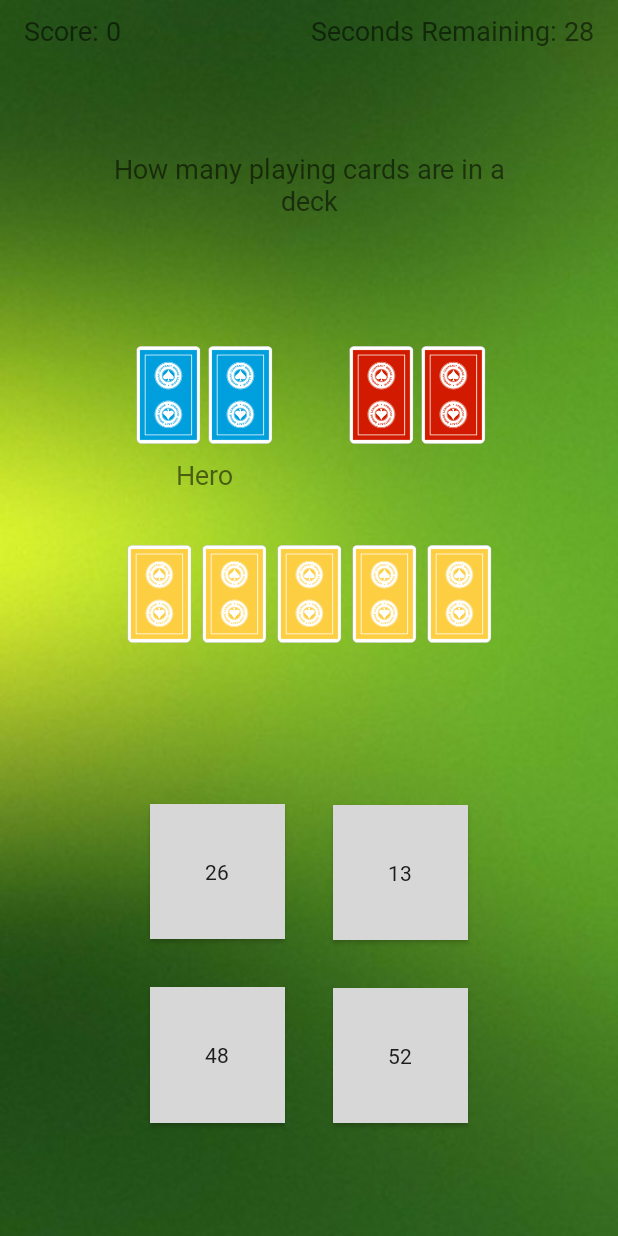
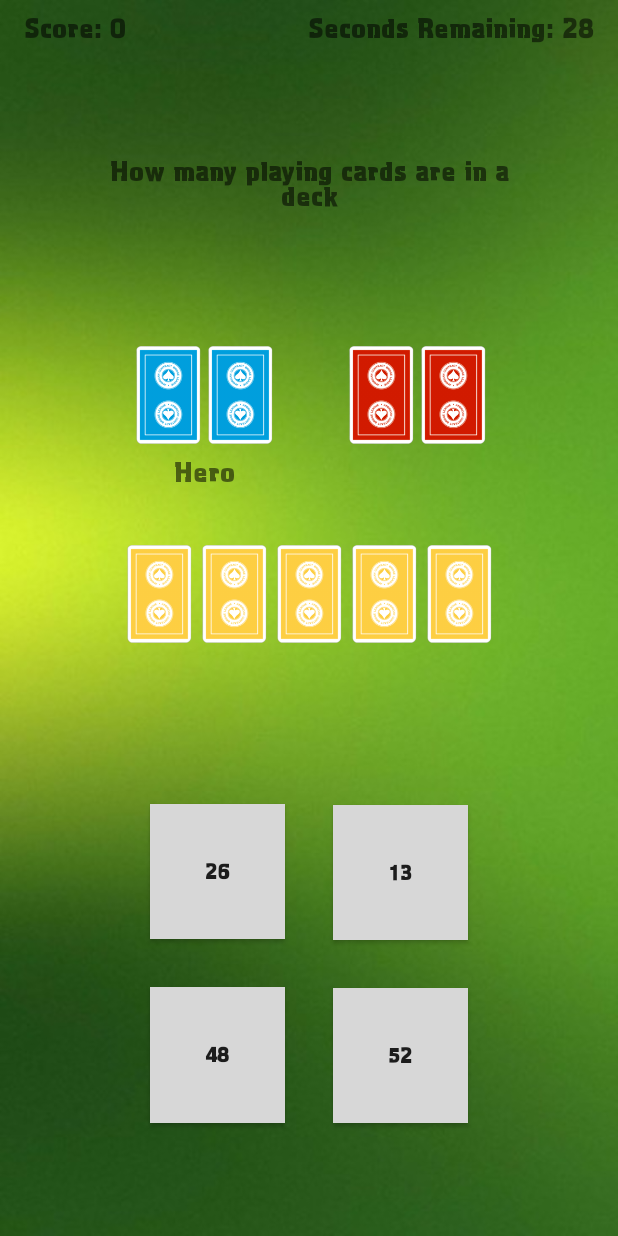
Before and after one commit to ericreinke/PokerQuizzer, an Android app: the PlayActivity screen opened directly, with no data from a screen before it, on a phone screen of 412 x 824 dp. Run offline under Robolectric (Android 15) with nearby library versions, the phone set to English and light mode, and no system bars.

Commit message:
Added game over dialog

```diff
--- a/app/src/main/java/com/example/ericr/pokerquizzer/MainActivity.java
+++ b/app/src/main/java/com/example/ericr/pokerquizzer/MainActivity.java
@@ -33,7 +33,7 @@ public class MainActivity extends AppCompatActivity {
         return;
     }
     public void backButtonOverride(){
-        AlertDialog alertDialog = new AlertDialog.Builder(MainActivity.this).create();
+        AlertDialog alertDialog = new AlertDialog.Builder(MainActivity.this,R.style.AlertDialogStyleNeutral).create();
         alertDialog.setTitle("Quit?");
         alertDialog.setButton(AlertDialog.BUTTON_POSITIVE, "Ok",
             new DialogInterface.OnClickListener() {
--- a/app/src/main/res/layout/activity_main.xml
+++ b/app/src/main/res/layout/activity_main.xml
@@ -10,13 +10,14 @@
 
     <TextView
         android:id="@+id/titleTextView"
-        android:layout_width="wrap_content"
+        android:layout_width="236dp"
         android:layout_height="wrap_content"
         android:layout_marginBottom="8dp"
         android:layout_marginTop="8dp"
         android:text="Poker Quizzer"
         android:textSize="30sp"
         android:textStyle="bold|italic"
+        android:gravity="center"
         app:fontFamily="@font/aquariusno8cg"
         app:layout_constraintBottom_toTopOf="@+id/playGameBtn"
         app:layout_constraintLeft_toLeftOf="parent"
--- a/app/src/main/res/values-v16/styles.xml
+++ b/app/src/main/res/values-v16/styles.xml
@@ -7,4 +7,17 @@
         <item name="android:background">#3da542</item>
         <item name="android:fontFamily">@font/aquariusno8cg</item>
     </style>
+    <style name="AlertDialogStyleIncorrect" parent="Theme.AppCompat.Light.Dialog">
+        <item name="android:textColor">#000000</item>
+        <item name="android:textColorPrimary">#000000</item>
+        <item name="android:background">#ce4444</item>
+        <item name="android:fontFamily">@font/aquariusno8cg</item>
+    </style>
+    <style name="AlertDialogStyleNeutral" parent="Theme.AppCompat.Light.Dialog">
+        <item name="android:textColor">#000000</item>
+        <item name="android:textColorPrimary">#000000</item>
+        <item name="android:fontFamily">@font/aquariusno8cg</item>
+    </style>
+
+
 </resources>
--- a/app/src/main/res/values/styles.xml
+++ b/app/src/main/res/values/styles.xml
@@ -19,6 +19,11 @@
         <item name="android:textColor">#000000</item>
         <item name="android:textColorPrimary">#000000</item>
         <item name="android:background">#ce4444</item>
+    </style>
+    <style name="AlertDialogStyleNeutral" parent="Theme.AppCompat.Light.Dialog">
+        <item name="android:textColor">#000000</item>
+        <item name="android:textColorPrimary">#000000</item>
+    </style>
 
-    </style>
+
 </resources>
```
Also changed, not shown: app/src/main/java/com/example/ericr/pokerquizzer/PlayActivity.java (+16 -2 lines), app/src/main/res/font/aquariusno8cg.ttf (added).
